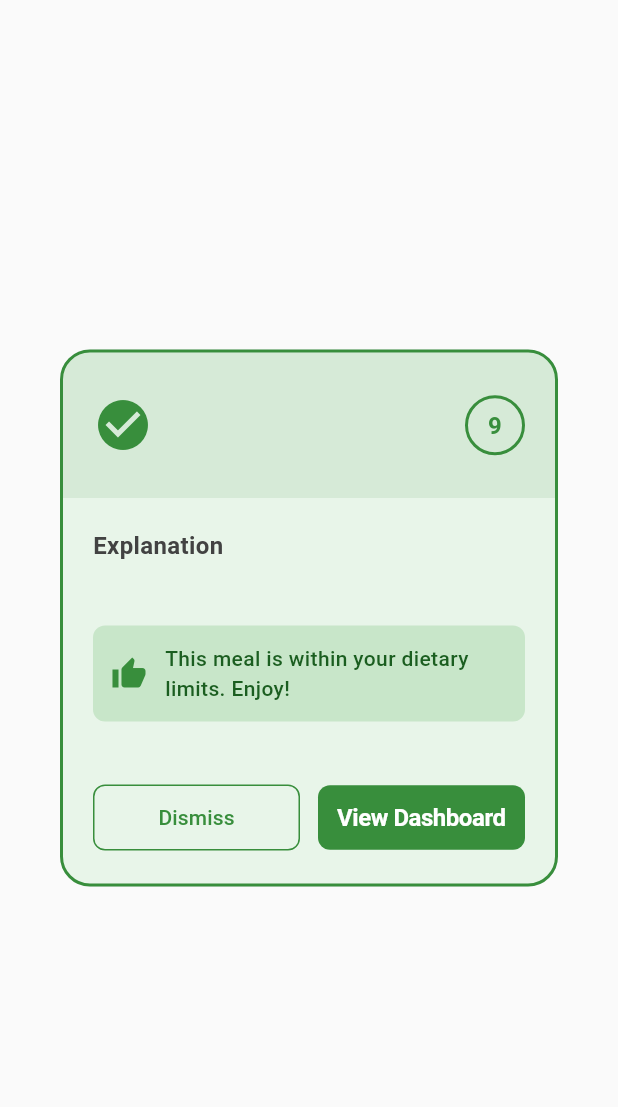
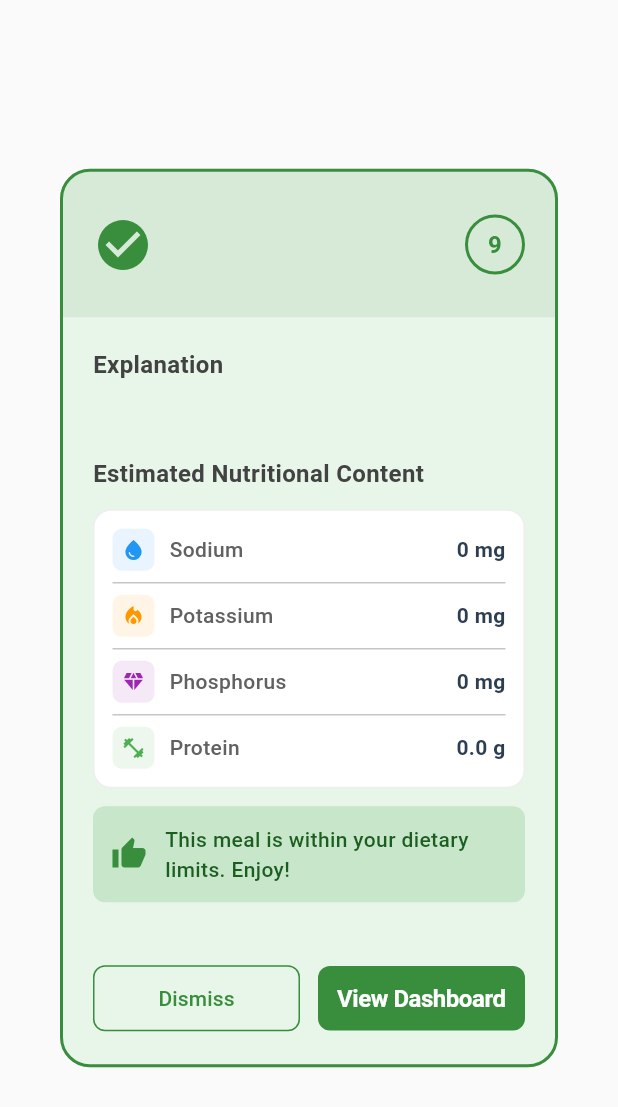
Before and after one commit to sanaGumalingMagCode/kidnease-ckd-app, a Flutter app: the RiskNotificationWidget widget shown alone on an empty page, opened directly with empty values, on a phone screen of 412 x 824 dp. Shown: the top 1107 px of the screen. Run offline on Flutter 3.47's test engine with Material 3 defaults, Android fonts, the phone set to English and light mode, and no system bars; our stand-ins replace cloud_firestore, firebase_auth, firebase_core, firebase_crashlytics, firebase_storage, fl_chart and 5 more; accounts and stored records are empty.

Commit message:
Add estimated macros (sodium, potassium, phosphorus, protein) to scan result notification

```diff
--- a/kidnease_app/lib/features/food_assessment/presentation/screens/camera_screen.dart
+++ b/kidnease_app/lib/features/food_assessment/presentation/screens/camera_screen.dart
@@ -470,6 +470,10 @@ class _CameraScreenState extends ConsumerState<CameraScreen> {
         foodName: result.assessment.detectedFoodName,
         explanation: result.explanation,
         filipinoAlternatives: result.filipinoAlternatives,
+        sodium: result.nutrients.sodiumValue,
+        potassium: result.nutrients.potassiumValue,
+        phosphorus: result.nutrients.phosphorusValue,
+        protein: result.nutrients.proteinValue,
         onDismiss: () => Navigator.of(context).pop(),
       ),
     );
--- a/kidnease_app/lib/features/food_assessment/presentation/widgets/risk_notification_widget.dart
+++ b/kidnease_app/lib/features/food_assessment/presentation/widgets/risk_notification_widget.dart
@@ -7,6 +7,11 @@ class RiskNotificationWidget extends StatefulWidget {
   final String explanation;
   final List<String> filipinoAlternatives;
   final VoidCallback onDismiss;
+  // Macros
+  final double sodium;
+  final double potassium;
+  final double phosphorus;
+  final double protein;
 
   const RiskNotificationWidget({
     Key? key,
@@ -15,6 +20,10 @@ class RiskNotificationWidget extends StatefulWidget {
     required this.explanation,
     required this.filipinoAlternatives,
     required this.onDismiss,
+    this.sodium = 0,
+    this.potassium = 0,
+    this.phosphorus = 0,
+    this.protein = 0,
   }) : super(key: key);
 
   @override
@@ -182,6 +191,57 @@ class _RiskNotificationWidgetState extends State<RiskNotificationWidget>
                         ),
                       ),
 
+                      // Estimated Macros
+                      const SizedBox(height: 20),
+                      Text(
+                        'Estimated Nutritional Content',
+                        style: TextStyle(
+                          fontSize: 16,
+                          fontWeight: FontWeight.bold,
+                          color: Colors.grey[800],
+                        ),
+                      ),
+                      const SizedBox(height: 12),
+                      Container(
+                        padding: const EdgeInsets.all(12),
+                        decoration: BoxDecoration(
+                          color: Colors.white,
+                          borderRadius: BorderRadius.circular(12),
+                          border: Border.all(color: Colors.grey[200]!),
+                        ),
+                        child: Column(
+                          children: [
+                            _buildMacroRow(
+                              icon: Icons.water_drop,
+                              color: Colors.blue,
+                              label: 'Sodium',
+                              value: '${widget.sodium.toStringAsFixed(0)} mg',
+                            ),
+                            const Divider(height: 16),
+                            _buildMacroRow(
+                              icon: Icons.local_fire_department,
+                              color: Colors.orange,
+                              label: 'Potassium',
+                              value: '${widget.potassium.toStringAsFixed(0)} mg',
+                            ),
+                            const Divider(height: 16),
+                            _buildMacroRow(
+                              icon: Icons.diamond,
+                              color: Colors.purple,
+                              label: 'Phosphorus',
+                              value: '${widget.phosphorus.toStringAsFixed(0)} mg',
+                            ),
+                            const Divider(height: 16),
+                            _buildMacroRow(
+                              icon: Icons.fitness_center,
+                              color: Colors.green,
+                              label: 'Protein',
+                              value: '${widget.protein.toStringAsFixed(1)} g',
+                            ),
+                          ],
+                        ),
+                      ),
+
                       // Filipino Alternatives (only for high risk)
                       if (isHighRisk && widget.filipinoAlternatives.isNotEmpty) ...[
                         const SizedBox(height: 20),
@@ -300,4 +360,43 @@ class _RiskNotificationWidgetState extends State<RiskNotificationWidget>
       ),
     );
   }
+
+  Widget _buildMacroRow({
+    required IconData icon,
+    required Color color,
+    required String label,
+    required String value,
+  }) {
+    return Row(
+      children: [
+        Container(
+          padding: const EdgeInsets.all(6),
+          decoration: BoxDecoration(
+            color: color.withValues(alpha: 0.1),
+            borderRadius: BorderRadius.circular(6),
+          ),
+          child: Icon(icon, color: color, size: 16),
+        ),
+        const SizedBox(width: 10),
+        Expanded(
+          child: Text(
+            label,
+            style: TextStyle(
+              fontSize: 14,
+              color: Colors.grey[700],
+              fontWeight: FontWeight.w500,
+            ),
+          ),
+        ),
+        Text(
+          value,
+          style: const TextStyle(
+            fontSize: 14,
+            fontWeight: FontWeight.bold,
+            color: Color(0xFF2C3E50),
+          ),
+        ),
+      ],
+    );
+  }
 }
```
